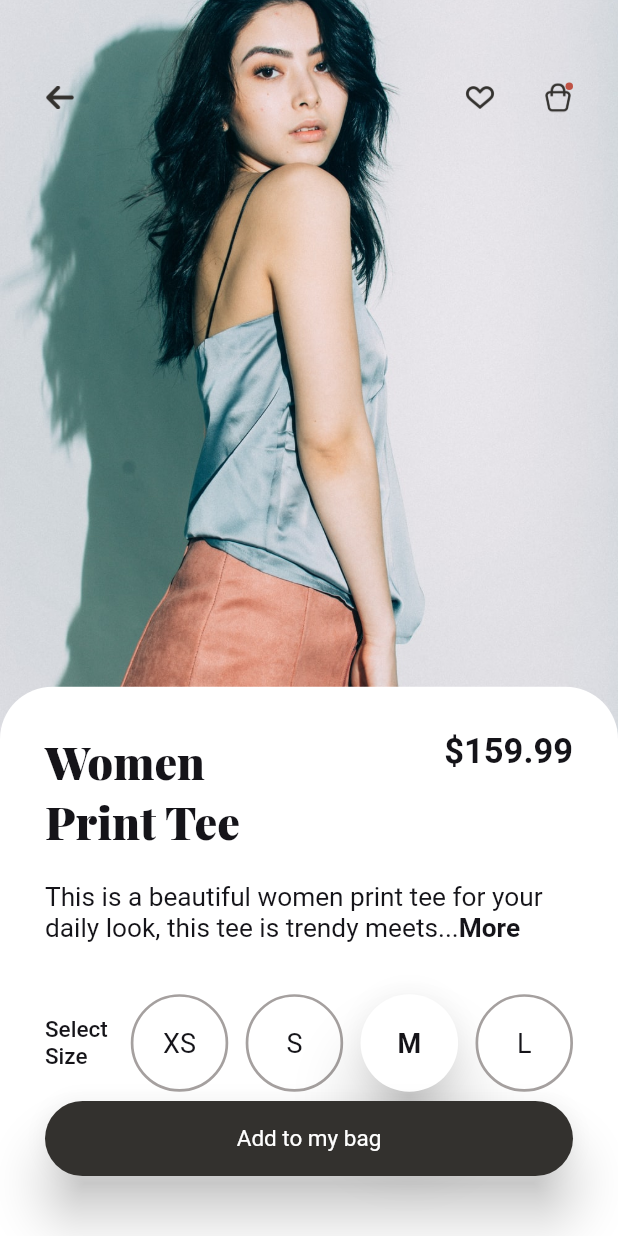
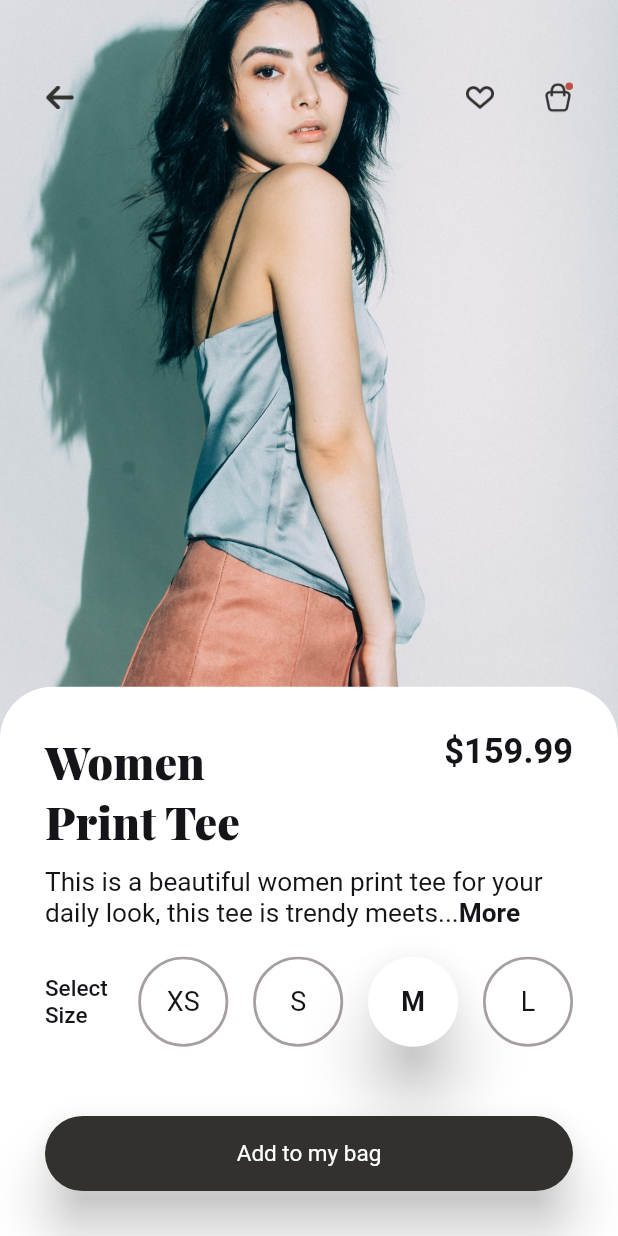
Before and after one commit to mjhansen3/flutter_challenge_02, a Flutter app: the screen it shows after launch, after a tap on an icon or button, on a phone screen of 412 x 824 dp. Run offline on Flutter 3.47's test engine with Material 2 defaults, Android fonts, the phone set to English and light mode, and no system bars; Roboto replaces fonts that are missing (Montserrat).

Commit message:
minor updates

```diff
--- a/lib/home.dart
+++ b/lib/home.dart
@@ -153,7 +153,7 @@ class Home extends StatelessWidget {
                                         ),
                                         child: Container(
                                             width: MediaQuery.of(context).size.width,
-                                            height: MediaQuery.of(context).size.height / 2,
+                                            height: MediaQuery.of(context).size.height / 1.85,
                                             child: ListView.builder(
                                                 scrollDirection: Axis.horizontal,
                                                 itemCount: images == null ? 0 : images.length,
@@ -173,14 +173,14 @@ class Home extends StatelessWidget {
                                                             elevation: 3,
                                                             color: Color(0xFFA2A2A2),
                                                             margin: EdgeInsets.only(
-                                                                right: index == images.length - 1 ? 80 : 30,
+                                                                right: index == images.length - 1 ? 75 : 30,
                                                                 bottom: 10,
                                                             ),
                                                             shape: RoundedRectangleBorder(
                                                                 borderRadius: BorderRadius.circular(15),
                                                             ),
                                                             child: Container(
-                                                                width: 300,
+                                                                width: MediaQuery.of(context).size.width - MediaQuery.of(context).size.width/3.5,
                                                                 //height: MediaQuery.of(context).size.height / 3,
                                                                 child: Stack(
                                                                     children: <Widget>[
--- a/lib/item.dart
+++ b/lib/item.dart
@@ -88,7 +88,7 @@ class _ItemState extends State<Item> {
                                                         ),
                                                     ),
                                                     Positioned(
-                                                        top: 100,
+                                                        top: 90,
                                                         child: Container(
                                                             width: MediaQuery.of(context).size.width - 60,
                                                             height: 50,
@@ -117,10 +117,10 @@ class _ItemState extends State<Item> {
                                                         ),
                                                     ),
                                                     Positioned(
-                                                        top: 165,
+                                                        top: 150,
                                                         child: Container(
                                                             width: MediaQuery.of(context).size.width - 60,
-                                                            height: 85,
+                                                            height: 60,
                                                             child: Row(
                                                                 mainAxisAlignment: MainAxisAlignment.spaceBetween,
                                                                 children: <Widget>[
@@ -134,8 +134,8 @@ class _ItemState extends State<Item> {
                                                                         ),
                                                                     ),
                                                                     SizedBox(
-                                                                        width: 65,
-                                                                        height: 65,
+                                                                        width: 60,
+                                                                        height: 60,
                                                                         child: RaisedButton(
                                                                             elevation: btnSizeXS ? 18 : 0,
                                                                             color: Color(0xFFFFFFFF),
@@ -149,7 +149,7 @@ class _ItemState extends State<Item> {
                                                                                 });
                                                                             },
                                                                             shape: RoundedRectangleBorder(
-                                                                                borderRadius: BorderRadius.all(Radius.circular(32.5)),
+                                                                                borderRadius: BorderRadius.all(Radius.circular(30)),
                                                                                 side: BorderSide(
                                                                                     color: btnSizeXS ? Colors.transparent : Color(0xFFA5A09F),
                                                                                     width: 1.8,
@@ -167,8 +167,8 @@ class _ItemState extends State<Item> {
                                                                         ),
                                                                     ),
                                                                     SizedBox(
-                                                                        width: 65,
-                                                                        height: 65,
+                                                                        width: 60,
+                                                                        height: 60,
                                                                         child: RaisedButton(
                                                                             elevation: btnSizeS ? 18 : 0,
                                                                             color: Color(0xFFFFFFFF),
@@ -182,7 +182,7 @@ class _ItemState extends State<Item> {
                                                                                 });
                                                                             },
                                                                             shape: RoundedRectangleBorder(
-                                                                                borderRadius: BorderRadius.all(Radius.circular(32.5)),
+                                                                                borderRadius: BorderRadius.all(Radius.circular(30)),
                                                                                 side: BorderSide(
                                                                                     color: btnSizeS ? Colors.transparent : Color(0xFFA5A09F),
                                                                                     width: 1.8,
@@ -200,8 +200,8 @@ class _ItemState extends State<Item> {
                                                                         ),
                                                                     ),
                                                                     SizedBox(
-                                                                        width: 65,
-                                                                        height: 65,
+                                                                        width: 60,
+                                                                        height: 60,
                                                                         child: RaisedButton(
                                                                             elevation: btnSizeM ? 18 : 0,
                                                                             color: Color(0xFFFFFFFF),
@@ -215,7 +215,7 @@ class _ItemState extends State<Item> {
                                                                                 });
                                                                             },
                                                                             shape: RoundedRectangleBorder(
-                                                                                borderRadius: BorderRadius.all(Radius.circular(32.5)),
+                                                                                borderRadius: BorderRadius.all(Radius.circular(30)),
                                                                                 side: BorderSide(
                                                                                     color: btnSizeM ? Colors.transparent : Color(0xFFA5A09F),
                                                                                     width: 1.8,
@@ -233,8 +233,8 @@ class _ItemState extends State<Item> {
                                                                         ),
                                                                     ),
                                                                     SizedBox(
-                                                                        width: 65,
-                                                                        height: 65,
+                                                                        width: 60,
+                                                                        height: 60,
                                                                         child: RaisedButton(
                                                                             elevation: btnSizeL ? 18 : 0,
                                                                             color: Color(0xFFFFFFFF),
@@ -248,7 +248,7 @@ class _ItemState extends State<Item> {
                                                                                 });
                                                                             },
                                                                             shape: RoundedRectangleBorder(
-                                                                                borderRadius: BorderRadius.all(Radius.circular(32.5)),
+                                                                                borderRadius: BorderRadius.all(Radius.circular(30)),
                                                                                 side: BorderSide(
                                                                                     color: btnSizeL ? Colors.transparent : Color(0xFFA5A09F),
                                                                                     width: 1.8,
@@ -270,7 +270,7 @@ class _ItemState extends State<Item> {
                                                         ),
                                                     ),
                                                     Positioned(
-                                                        bottom: 10,
+                                                        bottom: 0,
                                                         left: 0,
                                                         right: 0,
                                                         child: RaisedButton(
```
